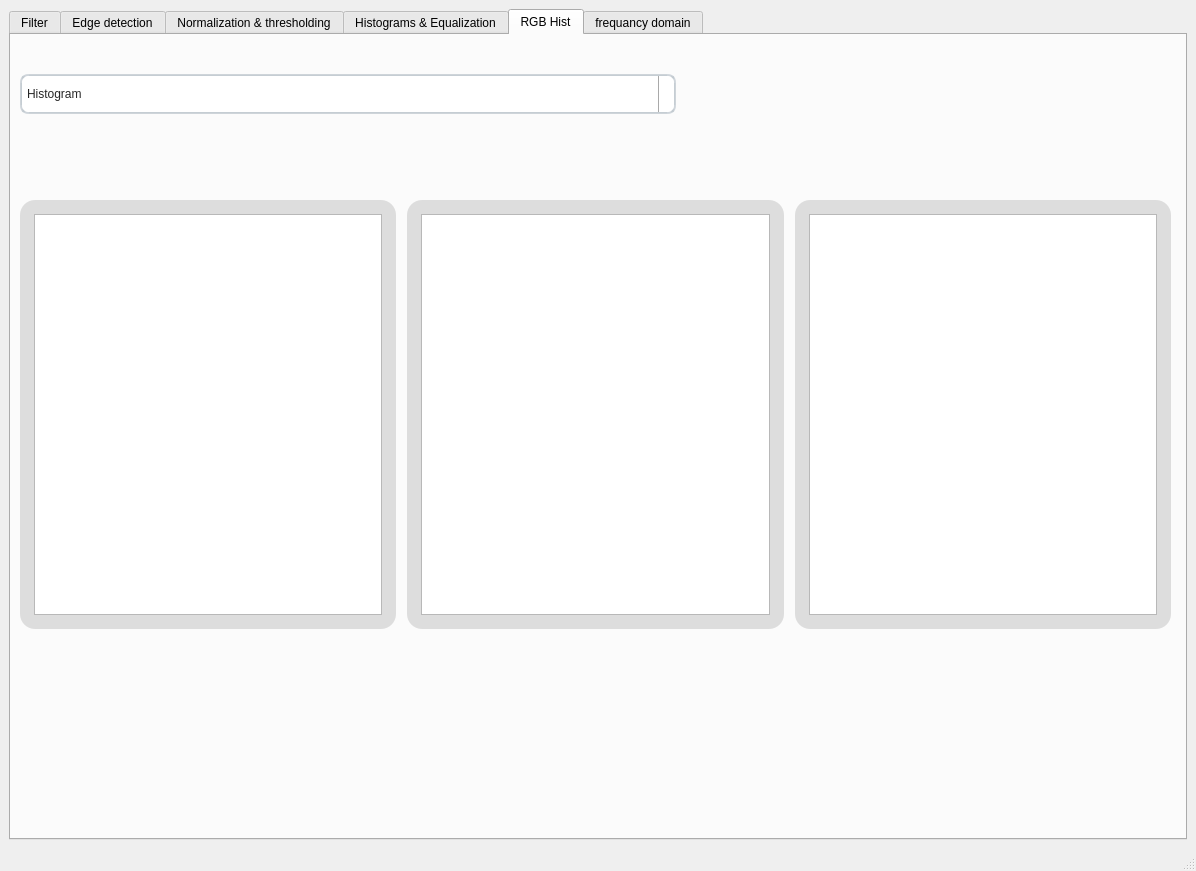
The window that task1.ui (Mohamed-hazem-mahrous/computer_vision_toolkit) describes before a commit, drawn with Qt 5.
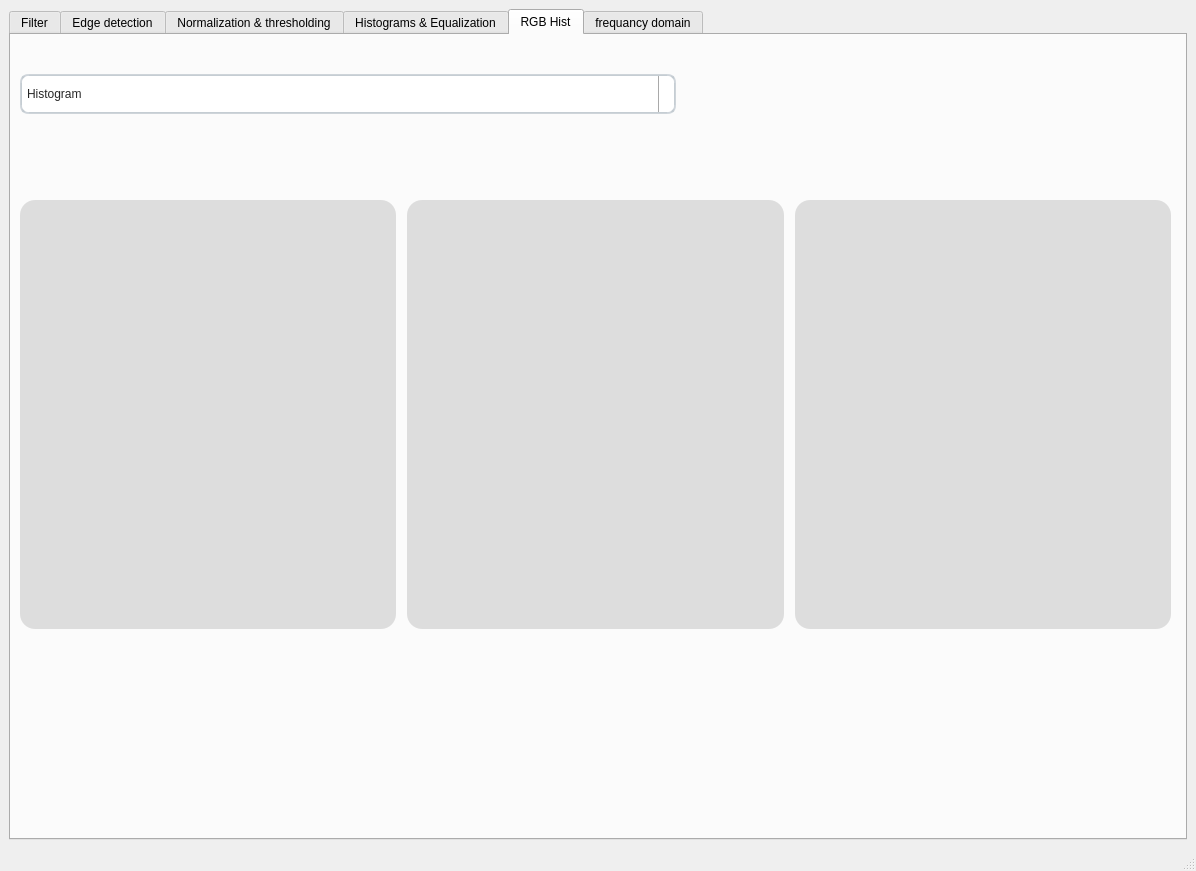
The same window after the commit. The open tabs and pages were chosen to show the change. Icons and pictures are not drawn. Custom widgets are drawn as their Qt base class.

Commit message: promoted Widgets

```diff
--- a/task1.ui
+++ b/task1.ui
@@ -2731,13 +2731,26 @@
               </property>
               <layout class="QVBoxLayout" name="verticalLayout_26">
                <item>
-                <widget class="QGraphicsView" name="R_curve"/>
+                <widget class="PlotWidget" name="R_Curve" native="true">
+                 <property name="sizePolicy">
+                  <sizepolicy hsizetype="Expanding" vsizetype="Expanding">
+                   <horstretch>0</horstretch>
+                   <verstretch>0</verstretch>
+                  </sizepolicy>
+                 </property>
+                </widget>
                </item>
               </layout>
              </widget>
             </item>
             <item row="0" column="1">
              <widget class="QGroupBox" name="groupBox_37">
+              <property name="sizePolicy">
+               <sizepolicy hsizetype="Expanding" vsizetype="Expanding">
+                <horstretch>0</horstretch>
+                <verstretch>0</verstretch>
+               </sizepolicy>
+              </property>
               <property name="maximumSize">
                <size>
                 <width>16777215</width>
@@ -2774,7 +2787,7 @@
               </property>
               <layout class="QVBoxLayout" name="verticalLayout_32">
                <item>
-                <widget class="QGraphicsView" name="G_curve"/>
+                <widget class="PlotWidget" name="G_Curve" native="true"/>
                </item>
               </layout>
              </widget>
@@ -2817,7 +2830,14 @@
               </property>
               <layout class="QVBoxLayout" name="verticalLayout_31">
                <item>
-                <widget class="QGraphicsView" name="B_curve"/>
+                <widget class="PlotWidget" name="B_Curve" native="true">
+                 <property name="sizePolicy">
+                  <sizepolicy hsizetype="Expanding" vsizetype="Expanding">
+                   <horstretch>0</horstretch>
+                   <verstretch>0</verstretch>
+                  </sizepolicy>
+                 </property>
+                </widget>
                </item>
               </layout>
              </widget>
```
Left out of the diff: 8 changed lines with no effect on the pictures.
